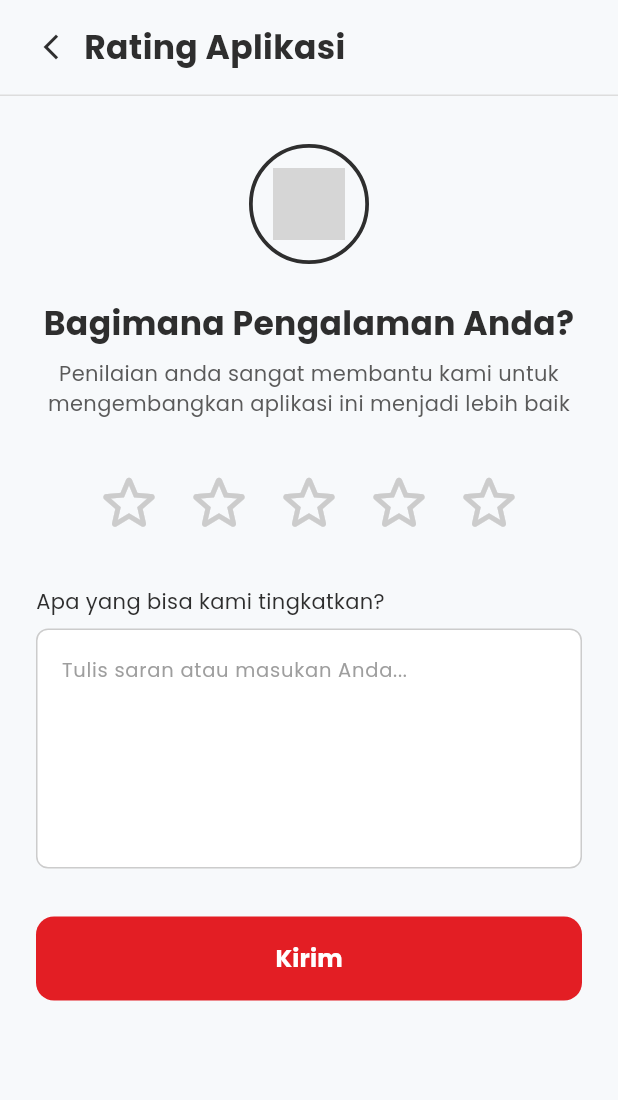
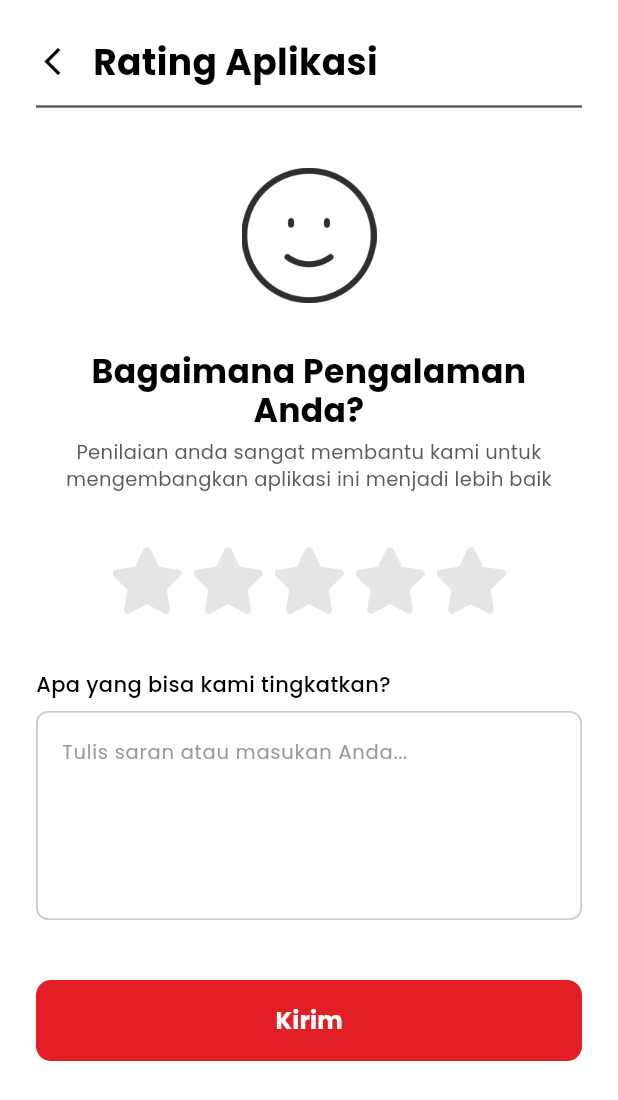
Before and after one commit to aflahrizkyadhafin-tlu/Kelompok-Stardenb-rdenh-rdenbart-Tugas-IPPL, a Flutter app: the screen it shows after launch, on a phone screen of 412 x 824 dp. Shown: the top 1100 px of the screen. Run offline on Flutter 3.47's test engine with Material 3 defaults, Android fonts, the light colour scheme and no system bars; our stand-ins replace flutter_svg, google_fonts; grey boxes are pictures that could not be loaded.

Commit message:
done page rating aplikasi

```diff
--- a/lib/main.dart
+++ b/lib/main.dart
@@ -1,5 +1,8 @@
 import 'package:flutter/material.dart';
 import 'package:frontendmykurir_rizqi/pages/ratingaplikasi/ratingaplikasi_screen.dart';
+
+// Pastikan import di bawah ini disesuaikan dengan lokasi folder aslinya ya
+import 'package:frontendmykurir_rizqi/pages/terimakasihpenilaian/terimakasihpenilaian_screen.dart';
 
 void main() {
   runApp(const MainApp());
@@ -10,6 +13,14 @@ class MainApp extends StatelessWidget {
 
   @override
   Widget build(BuildContext context) {
-    return const MaterialApp(home: RatingAplikasiScreen());
+    return MaterialApp(
+      debugShowCheckedModeBanner: false,
+
+      home: const RatingAplikasiScreen(),
+
+      routes: {
+        '/terimakasih_rating': (context) => const TerimakasihPenilaianScreen(),
+      },
+    );
   }
 }
--- a/lib/pages/loadingpilihrole/loadingpilihrole_screen.dart
+++ b/lib/pages/loadingpilihrole/loadingpilihrole_screen.dart
@@ -1,5 +1,5 @@
 import 'package:flutter/material.dart';
-import 'package:frontendmykurir_rizqi/pages/loadingpilihrole/components/body.dart'; // Mengarah ke folder components di dalam loadingpilihrole
+import 'package:frontendmykurir_rizqi/pages/loadingpilihrole/components/body.dart';
 
 class LoadingpilihroleScreen extends StatelessWidget {
   const LoadingpilihroleScreen({super.key});
--- a/lib/pages/ratingaplikasi/components/body.dart
+++ b/lib/pages/ratingaplikasi/components/body.dart
@@ -2,7 +2,6 @@ import 'package:flutter/material.dart';
 import 'package:google_fonts/google_fonts.dart';
 
 class RatingBody extends StatelessWidget {
-  // Parameter yang diterima dari widget parent
   final int selectedRating;
   final ValueChanged<int> onRatingChanged;
   final TextEditingController feedbackController;
@@ -17,16 +16,18 @@ class RatingBody extends StatelessWidget {
   @override
   Widget build(BuildContext context) {
     return Scaffold(
-      backgroundColor: const Color(0xFFF7F9FB),
+      backgroundColor: Colors.white,
       body: SafeArea(
         child: Column(
           crossAxisAlignment: CrossAxisAlignment.start,
           children: [
             // --- Header ---
             Padding(
-              padding: const EdgeInsets.symmetric(
-                horizontal: 24.0,
-                vertical: 16.0,
+              padding: const EdgeInsets.only(
+                left: 24.0,
+                right: 24.0,
+                top: 24.0,
+                bottom: 12.0,
               ),
               child: Row(
                 crossAxisAlignment: CrossAxisAlignment.center,
@@ -35,113 +36,102 @@ class RatingBody extends StatelessWidget {
                     onTap: () => Navigator.pop(context),
                     child: const Icon(
                       Icons.arrow_back_ios_new,
-                      color: Color(0xFF2E2E2E),
-                      size: 20,
+                      color: Colors.black,
+                      size: 22,
                     ),
                   ),
-                  const SizedBox(width: 12),
+                  const SizedBox(width: 16),
                   Text(
                     'Rating Aplikasi',
                     style: GoogleFonts.poppins(
-                      fontSize: 22,
+                      fontSize: 24,
                       fontWeight: FontWeight.w700,
-                      color: const Color(0xFF2E2E2E),
+                      color: Color(0xFF000000),
                     ),
                   ),
                 ],
               ),
             ),
-            const Divider(height: 1, color: Color(0xFFDDDDDD)),
 
-            // --- Konten ---
+            // --- Garis Pembatas ---
+            const Padding(
+              padding: EdgeInsets.symmetric(horizontal: 24.0),
+              child: Divider(
+                height: 2,
+                thickness: 1.5,
+                color: Color(0xB2000000),
+              ),
+            ),
+
+            // --- Konten Utama ---
             Expanded(
               child: SingleChildScrollView(
                 child: Padding(
                   padding: const EdgeInsets.symmetric(
                     horizontal: 24.0,
-                    vertical: 32.0,
+                    vertical: 40.0,
                   ),
                   child: Column(
                     crossAxisAlignment: CrossAxisAlignment.center,
                     children: [
-                      // --- Ikon Smiley Menggunakan PNG Assets ---
-                      Container(
-                        width: 80,
-                        height: 80,
-                        decoration: BoxDecoration(
-                          shape: BoxShape.circle,
-                          border: Border.all(
-                            color: const Color(0xFF2E2E2E),
-                            width: 2.5,
-                          ),
-                        ),
-                        child: Center(
-                          child: Image.asset(
-                            'assets/emojismile.png', // Pastikan file ada di assets
-                            width: 48,
-                            height: 48,
-                            fit: BoxFit.contain,
-                            errorBuilder: (context, error, stackTrace) {
-                              return const Icon(
-                                Icons.sentiment_satisfied_alt_rounded,
-                                size: 48,
-                                color: Color(0xFF2E2E2E),
-                              );
-                            },
-                          ),
-                        ),
+                      // --- Ikon Smiley ---
+                      Image.asset(
+                        'assets/icons/emojismile.png',
+                        width: 90,
+                        height: 90,
+                        fit: BoxFit.contain,
+                        color: Color(0xFF2E2E2E),
                       ),
-                      const SizedBox(height: 24),
+                      const SizedBox(height: 32),
 
                       // --- Judul ---
                       Text(
-                        'Bagimana Pengalaman Anda?',
+                        'Bagaimana Pengalaman Anda?',
                         textAlign: TextAlign.center,
                         style: GoogleFonts.poppins(
                           fontSize: 22,
                           fontWeight: FontWeight.w700,
-                          color: const Color(0xFF2E2E2E),
+                          color: Colors.black,
+                          height: 1.2,
                         ),
                       ),
-                      const SizedBox(height: 8),
+                      const SizedBox(height: 6),
                       Text(
                         'Penilaian anda sangat membantu kami untuk mengembangkan aplikasi ini menjadi lebih baik',
                         textAlign: TextAlign.center,
                         style: GoogleFonts.poppins(
-                          fontSize: 14,
+                          fontSize: 13,
                           fontWeight: FontWeight.w400,
                           color: const Color(0xFF5A5A5A),
+                          height: 1.4,
                         ),
                       ),
-                      const SizedBox(height: 32),
+                      const SizedBox(height: 36),
 
                       // --- Bintang Rating ---
                       Row(
                         mainAxisAlignment: MainAxisAlignment.center,
                         children: List.generate(5, (index) {
+                          final isSelected = index < selectedRating;
                           return GestureDetector(
-                            onTap: () {
-                              // Memanggil callback saat bintang ditekan
-                              onRatingChanged(index + 1);
-                            },
+                            onTap: () => onRatingChanged(index + 1),
                             child: Padding(
                               padding: const EdgeInsets.symmetric(
-                                horizontal: 6.0,
+                                horizontal: 4.0,
                               ),
-                              child: Icon(
-                                index < selectedRating
-                                    ? Icons.star_rounded
-                                    : Icons.star_outline_rounded,
-                                size: 48,
-                                color: index < selectedRating
+                              child: Image.asset(
+                                'assets/icons/Vector.png',
+                                width: 46,
+                                height: 46,
+                                color: isSelected
                                     ? const Color(0xFFFFC107)
-                                    : const Color(0xFFCCCCCC),
+                                    : const Color(0xFFE5E5E5),
                               ),
                             ),
                           );
                         }),
                       ),
-                      const SizedBox(height: 32),
+                      const SizedBox(height: 36),
 
                       // --- Label Textarea ---
                       Align(
@@ -150,8 +140,8 @@ class RatingBody extends StatelessWidget {
                           'Apa yang bisa kami tingkatkan?',
                           style: GoogleFonts.poppins(
                             fontSize: 14,
-                            fontWeight: FontWeight.w400,
-                            color: const Color(0xFF2E2E2E),
+                            fontWeight: FontWeight.w500,
+                            color: Colors.black,
                           ),
                         ),
                       ),
@@ -162,30 +152,32 @@ class RatingBody extends StatelessWidget {
                         decoration: BoxDecoration(
                           color: Colors.white,
                           borderRadius: BorderRadius.circular(8),
-                          border: Border.all(color: const Color(0xFFCCCCCC)),
+                          border: Border.all(
+                            color: const Color(0xFFCCCCCC),
+                            width: 1.2,
+                          ),
                         ),
                         child: TextField(
-                          controller:
-                              feedbackController, // Menggunakan parameter dari konstruktor
-                          maxLines: 6,
+                          controller: feedbackController,
+                          maxLines: 5,
                           decoration: InputDecoration(
                             border: InputBorder.none,
                             contentPadding: const EdgeInsets.all(16),
                             hintText: 'Tulis saran atau masukan Anda...',
                             hintStyle: GoogleFonts.poppins(
                               fontSize: 13,
-                              color: Colors.grey,
+                              color: const Color(0xFF999999),
                             ),
                           ),
                           style: GoogleFonts.poppins(fontSize: 14),
                         ),
                       ),
-                      const SizedBox(height: 32),
+                      const SizedBox(height: 40),
 
                       // --- Tombol Kirim ---
                       SizedBox(
                         width: double.infinity,
-                        height: 56,
+                        height: 54,
                         child: ElevatedButton(
                           onPressed: () {
                             Navigator.pushReplacementNamed(
@@ -197,7 +189,7 @@ class RatingBody extends StatelessWidget {
                             backgroundColor: const Color(0xFFE31E24),
                             elevation: 0,
                             shape: RoundedRectangleBorder(
-                              borderRadius: BorderRadius.circular(12),
+                              borderRadius: BorderRadius.circular(10),
                             ),
                           ),
                           child: Text(
@@ -210,7 +202,6 @@ class RatingBody extends StatelessWidget {
                           ),
                         ),
                       ),
-                      const SizedBox(height: 20),
                     ],
                   ),
                 ),
```
Also changed, not shown: lib/pages/loadingpilihrole/components/body.dart (+50 -9 lines), lib/pages/terimakasihpenilaian/components/body.dart (added, +89 -0 lines), lib/pages/terimakasihpenilaian/terimakasihpenilaian_screen.dart (added, +11 -0 lines), assets/icons/Vector.png (added), assets/icons/mynaui_smile.png (added), lib/pages/ratingdriver/components/body.dart (added), lib/pages/ratingdriver/ratingdriver_screen.dart (added).
